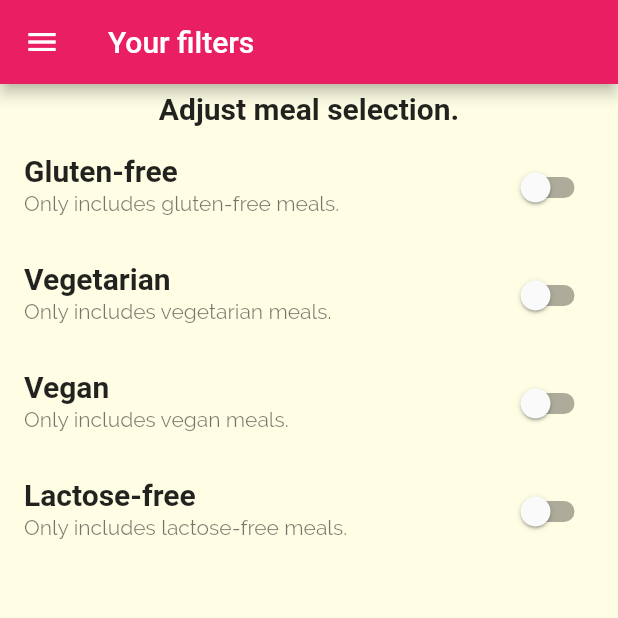
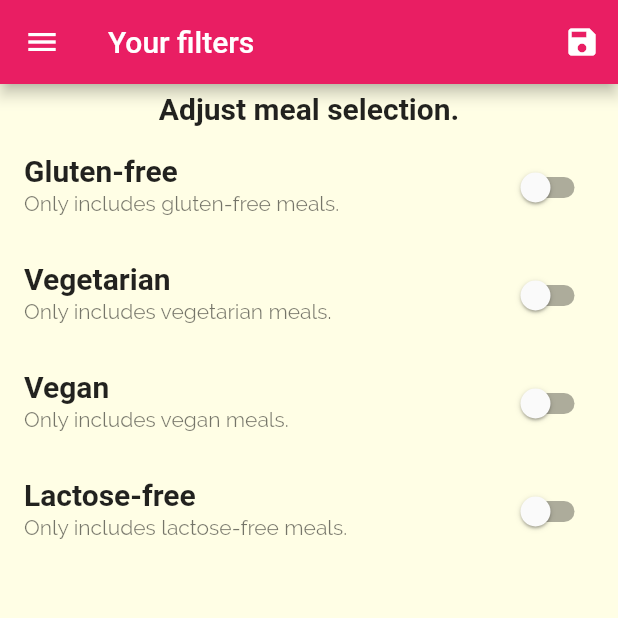
Before and after one commit to RCK-DEV/meals_app, a Flutter app: the FiltersScreen screen opened by its route, on a phone screen of 412 x 824 dp, the top half of it. Run offline on Flutter 3.47's test engine with Material 2 defaults, Android fonts, the phone set to English and light mode, and no system bars; Roboto replaces fonts that are missing (RobotoCondensed).

Commit message:
Filter logic implemented

```diff
--- a/lib/main.dart
+++ b/lib/main.dart
@@ -1,4 +1,6 @@
 import 'package:flutter/material.dart';
+import 'package:collection/collection.dart';
+
 import 'package:meals_app/screens/categories_meals_screen.dart';
 import 'package:meals_app/screens/filters_screen.dart';
 import 'package:meals_app/screens/meal_detail_screen.dart';
@@ -6,10 +8,51 @@ import 'package:meals_app/screens/tabs_screen.dart';
 
 import './screens/categories_screen.dart';
 import './screens/categories_meals_screen.dart';
+import './models/filter.dart';
+import './dummy_data.dart';
+import './models/meal.dart';
 
 void main() => runApp(MyApp());
 
-class MyApp extends StatelessWidget {
+class MyApp extends StatefulWidget {
+  @override
+  State<MyApp> createState() => _MyAppState();
+}
+
+class _MyAppState extends State<MyApp> {
+  List<Filter> filters = [
+    Filter('Gluten-free', 'Only includes gluten-free meals.'),
+    Filter('Vegetarian', 'Only includes vegetarian meals.'),
+    Filter('Vegan', 'Only includes vegan meals.'),
+    Filter('Lactose-free', 'Only includes lactose-free meals.'),
+  ];
+
+  List<Meal> _availableMeals = DUMMY_MEALS;
+
+  void _setFilters(List<Filter> filterData) {
+    setState(() {
+      this.filters = filterData;
+      List<Filter> enabledFilters = filters.where((filter) => filter.isEnabled).toList();
+
+      if (enabledFilters.length == 0) {
+        _availableMeals = DUMMY_MEALS;
+        return;
+      }
+
+      _availableMeals = DUMMY_MEALS.where((meal) {
+        if (enabledFilters.firstWhereOrNull((filter) => filter.title == 'Gluten-free') != null &&
+            !meal.isGlutenFree) return false;
+        if (enabledFilters.firstWhereOrNull((filter) => filter.title == 'Vegetarian') != null &&
+            !meal.isVegetarian) return false;
+        if (enabledFilters.firstWhereOrNull((filter) => filter.title == 'Vegan') != null &&
+            !meal.isVegan) return false;
+        if (enabledFilters.firstWhereOrNull((filter) => filter.title == 'Lactose-free') != null &&
+            !meal.isLactoseFree) return false;
+        return true;
+      }).toList();
+    });
+  }
+
   @override
   Widget build(BuildContext context) {
     return MaterialApp(
@@ -33,9 +76,9 @@ class MyApp extends StatelessWidget {
               ColorScheme.fromSwatch(primarySwatch: Colors.pink).copyWith(secondary: Colors.amber)),
       routes: {
         TabsScreen.routeName: (context) => TabsScreen(),
-        CategoriesMealsScreen.routeName: (context) => CategoriesMealsScreen(),
+        CategoriesMealsScreen.routeName: (context) => CategoriesMealsScreen(_availableMeals),
         MealDetailScreen.routeName: (context) => MealDetailScreen(),
-        FiltersScreen.routeName: (context) => FiltersScreen(),
+        FiltersScreen.routeName: (context) => FiltersScreen(_setFilters, filters),
       },
       onUnknownRoute: (settings) {
         return MaterialPageRoute(builder: (context) {
--- /dev/null
+++ b/lib/models/filter.dart
@@ -0,0 +1,7 @@
+class Filter {
+  final String title;
+  final String subtitle;
+  bool isEnabled = false;
+
+  Filter(this.title, this.subtitle);
+}
--- a/lib/screens/filters_screen.dart
+++ b/lib/screens/filters_screen.dart
@@ -1,8 +1,16 @@
 import 'package:flutter/material.dart';
+import 'package:meals_app/screens/categories_meals_screen.dart';
+import 'package:meals_app/screens/tabs_screen.dart';
+
+import '../models/filter.dart';
 import 'package:meals_app/widgets/main_drawer.dart';
 
 class FiltersScreen extends StatefulWidget {
   static const routeName = '/filters';
+  final List<Filter> _filters;
+  final Function(List<Filter> filterData) _saveFilters;
+
+  FiltersScreen(this._saveFilters, this._filters);
 
   @override
   State<FiltersScreen> createState() => _FiltersScreenState();
@@ -15,37 +23,21 @@ class FilterWrapper {
 }
 
 class _FiltersScreenState extends State<FiltersScreen> {
-  List<Map<String, dynamic>> filters = [
-    {
-      'id': 'glutenFree',
-      'title': 'Gluten-free',
-      'subtitle': 'Only includes gluten-free meals.',
-      'filter': FilterWrapper(false),
-    },
-    {
-      'id': 'vegetarian',
-      'title': 'Vegetarian',
-      'subtitle': 'Only includes vegetarian meals.',
-      'filter': FilterWrapper(false),
-    },
-    {
-      'id': 'vegan',
-      'title': 'Vegan',
-      'subtitle': 'Only includes vegan meals.',
-      'filter': FilterWrapper(false),
-    },
-    {
-      'id': 'lactoseFree',
-      'title': 'Lactose-free',
-      'subtitle': 'Only includes lactose-free meals.',
-      'filter': FilterWrapper(false),
-    },
-  ];
-
   @override
   Widget build(BuildContext context) {
     return Scaffold(
-      appBar: AppBar(title: Text('Your filters')),
+      appBar: AppBar(
+        title: Text('Your filters'),
+        actions: [
+          IconButton(
+            onPressed: () {
+              widget._saveFilters(widget._filters);
+              Navigator.of(context).pushReplacementNamed(TabsScreen.routeName);
+            },
+            icon: Icon(Icons.save),
+          )
+        ],
+      ),
       drawer: MainDrawer(),
       body: Column(
         children: [
@@ -58,12 +50,8 @@ class _FiltersScreenState extends State<FiltersScreen> {
           ),
           Expanded(
               child: ListView(
-            children: filters.map((filter) {
-              return _buildSwitchListTile(
-                filter['filter'],
-                filter['title'],
-                filter['subtitle'],
-              );
+            children: widget._filters.map((filter) {
+              return _buildSwitchListTile(filter);
             }).toList(),
             // children: [
             //   _buildSwitchListTile(_glutenFree, 'Gluten-free', 'Only includes gluten-free meals.'),
@@ -74,14 +62,14 @@ class _FiltersScreenState extends State<FiltersScreen> {
     );
   }
 
-  Widget _buildSwitchListTile(FilterWrapper filter, String title, String subtitle) {
+  Widget _buildSwitchListTile(Filter filter) {
     return SwitchListTile(
-      value: filter._value,
+      value: filter.isEnabled,
       onChanged: (newBoolState) {
-        setState(() => filter.switchState());
+        setState(() => filter.isEnabled = !filter.isEnabled);
       },
-      title: Text(title),
-      subtitle: Text(subtitle),
+      title: Text(filter.title),
+      subtitle: Text(filter.subtitle),
     );
   }
 }
```
Also changed, not shown: lib/screens/categories_meals_screen.dart (+9 -7 lines).
